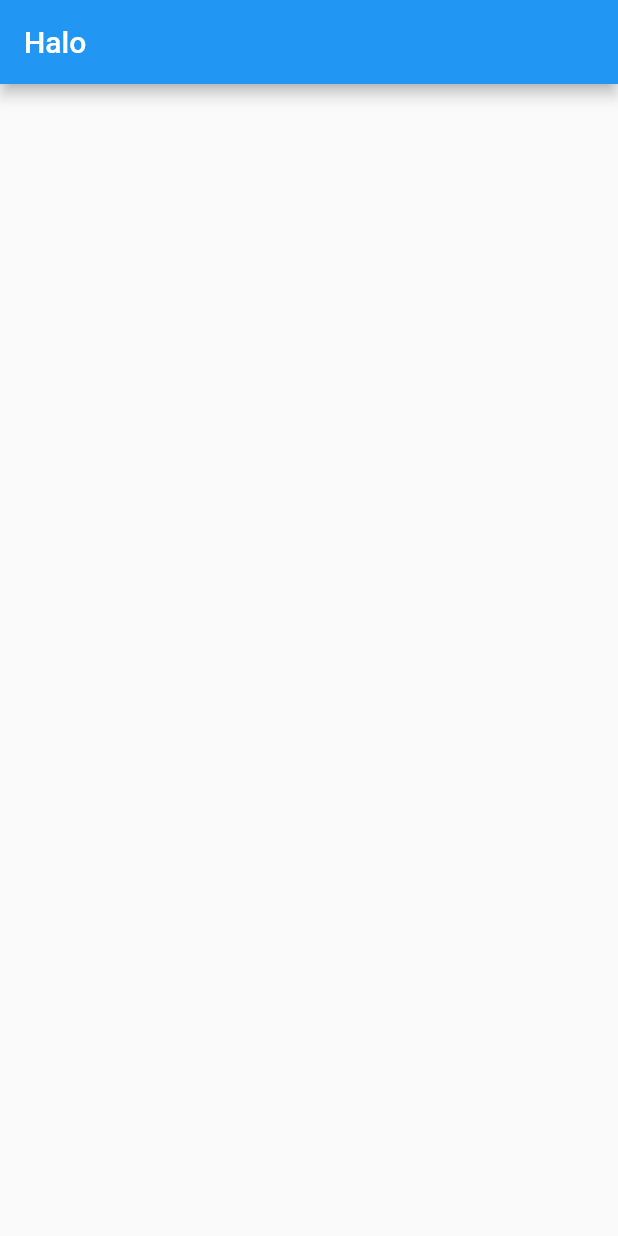
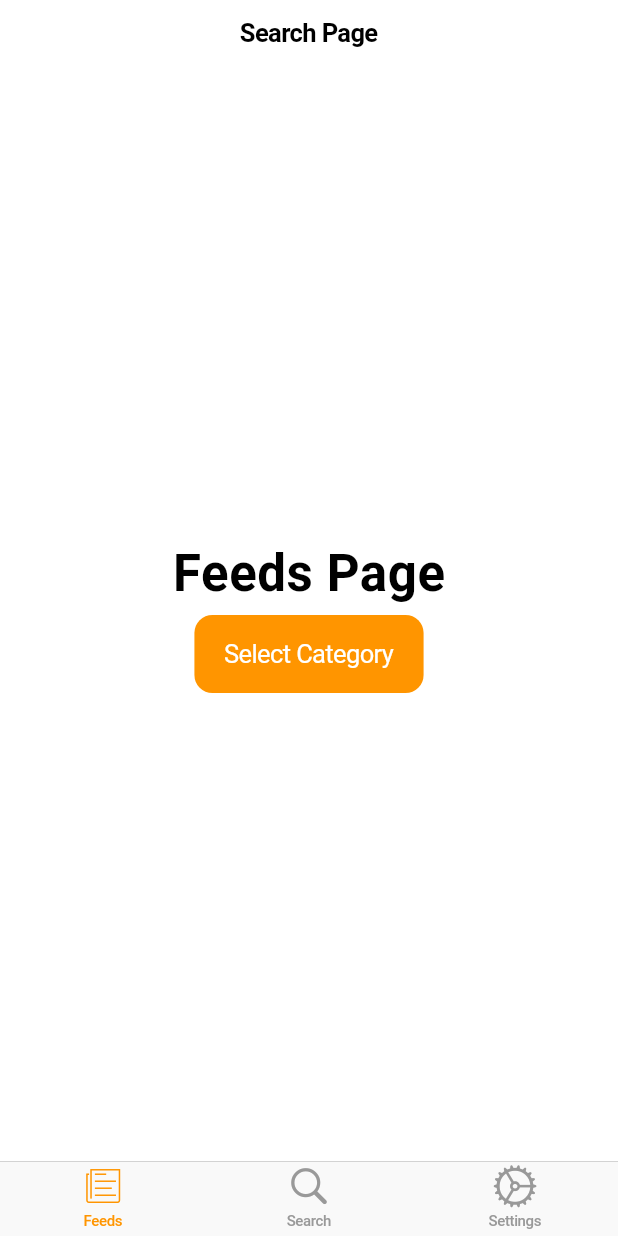
Before and after one commit to rakafajars/flutter_dicoding_fundamental, a Flutter app: the screen it shows after launch, on a phone screen of 412 x 824 dp. Run offline on Flutter 3.47's test engine with Material 2 defaults, Android fonts, the phone set to English and light mode, and no system bars.

Commit message:
Cupertino UI Lanjutan

```diff
--- a/lib/feed_page.dart
+++ b/lib/feed_page.dart
@@ -0,0 +1,107 @@
+import 'package:flutter/cupertino.dart';
+
+class FeedsPage extends StatelessWidget {
+  @override
+  Widget build(BuildContext context) {
+    return CupertinoPageScaffold(
+      navigationBar: CupertinoNavigationBar(
+        middle: Text('Search Page'),
+      ),
+      child: Center(
+        child: Column(
+          mainAxisAlignment: MainAxisAlignment.center,
+          children: [
+            Text(
+              'Feeds Page',
+              style:
+                  CupertinoTheme.of(context).textTheme.navLargeTitleTextStyle,
+            ),
+            SizedBox(height: 8),
+            CupertinoButton.filled(
+              child: Text('Select Category'),
+              onPressed: () {
+                _modalPopup(context);
+              },
+            ),
+          ],
+        ),
+      ),
+    );
+  }
+
+  Widget _modalPopup(
+    BuildContext context,
+  ) {
+    showCupertinoModalPopup(
+      context: context,
+      builder: (context) {
+        return CupertinoActionSheet(
+          title: Text('Select Categorres'),
+          actions: [
+            CupertinoActionSheetAction(
+              onPressed: () {
+                Navigator.push(
+                  context,
+                  CupertinoPageRoute(
+                    builder: (context) =>
+                        CategoryPage(selectedCategory: 'Technology'),
+                  ),
+                );
+              },
+              child: Text('Technology'),
+            ),
+            CupertinoActionSheetAction(
+              onPressed: () {
+                Navigator.push(
+                  context,
+                  CupertinoPageRoute(
+                    builder: (context) =>
+                        CategoryPage(selectedCategory: 'Business'),
+                  ),
+                );
+              },
+              child: Text('Business'),
+            ),
+            CupertinoActionSheetAction(
+              onPressed: () {
+                Navigator.push(
+                  context,
+                  CupertinoPageRoute(
+                    builder: (context) =>
+                        CategoryPage(selectedCategory: 'Sport'),
+                  ),
+                );
+              },
+              child: Text('Sport'),
+            ),
+          ],
+          cancelButton: CupertinoActionSheetAction(
+            child: Text('Close'),
+            onPressed: () => Navigator.pop(context),
+          ),
+        );
+      },
+    );
+  }
+}
+
+class CategoryPage extends StatelessWidget {
+  final String selectedCategory;
+
+  CategoryPage({@required this.selectedCategory});
+
+  @override
+  Widget build(BuildContext context) {
+    return CupertinoPageScaffold(
+      navigationBar: CupertinoNavigationBar(
+        middle: Text('$selectedCategory Page'),
+      ),
+      child: Center(
+        child: Text(
+          '$selectedCategory Page',
+          style: CupertinoTheme.of(context).textTheme.navLargeTitleTextStyle,
+        ),
+      ),
+    );
+  }
+}
--- a/lib/main.dart
+++ b/lib/main.dart
@@ -1,31 +1,72 @@
-import 'package:flutter/material.dart';
+import 'package:flutter/cupertino.dart';
+import 'package:flutter_dicoding_fundamental/feed_page.dart';
+import 'package:flutter_dicoding_fundamental/search_page.dart';
+import 'package:flutter_dicoding_fundamental/setting_page.dart';
 
 void main() {
   runApp(MyApp());
 }
 
 class MyApp extends StatelessWidget {
-  // This widget is the root of your application.
   @override
   Widget build(BuildContext context) {
-    return MaterialApp(
-      title: 'Flutter Demo',
-      theme: ThemeData(
-        primarySwatch: Colors.blue,
-        visualDensity: VisualDensity.adaptivePlatformDensity,
+    return CupertinoApp(
+      theme: CupertinoThemeData(
+        primaryColor: CupertinoColors.systemOrange,
       ),
-     home: MyHome(),
+      home: HomePage(),
     );
   }
 }
 
-class MyHome extends StatelessWidget {
+class HomePage extends StatelessWidget {
   @override
   Widget build(BuildContext context) {
-    return Scaffold(
-      appBar: AppBar(
-        title: Text('Halo'),
+    // return CupertinoPageScaffold(
+    //   navigationBar: CupertinoNavigationBar(
+    //     middle: Text(
+    //       'Cupertino App',
+    //     ),
+    //   ),
+    //   child: Center(
+    //     child: Text(
+    //       'Home Page',
+    //       style: CupertinoTheme.of(context).textTheme.navLargeTitleTextStyle,
+    //     ),
+    //   ),
+    // );
+
+    return CupertinoTabScaffold(
+      tabBar: CupertinoTabBar(
+        items: [
+          BottomNavigationBarItem(
+            icon: Icon(CupertinoIcons.news),
+            title: Text('Feeds'),
+          ),
+          BottomNavigationBarItem(
+            icon: Icon(CupertinoIcons.search),
+            title: Text('Search'),
+          ),
+          BottomNavigationBarItem(
+            icon: Icon(CupertinoIcons.settings),
+            title: Text('Settings'),
+          ),
+        ],
       ),
+      tabBuilder: (context, index) {
+        switch (index) {
+          case 0:
+            return FeedsPage();
+          case 1:
+            return SearchPage();
+          case 2:
+            return SettingPage();
+          default:
+            return Center(
+              child: Text('Page not found!'),
+            );
+        }
+      },
     );
   }
 }
```
Also changed, not shown: lib/search_page.dart (+18 -0 lines), lib/setting_page.dart (+41 -0 lines).
